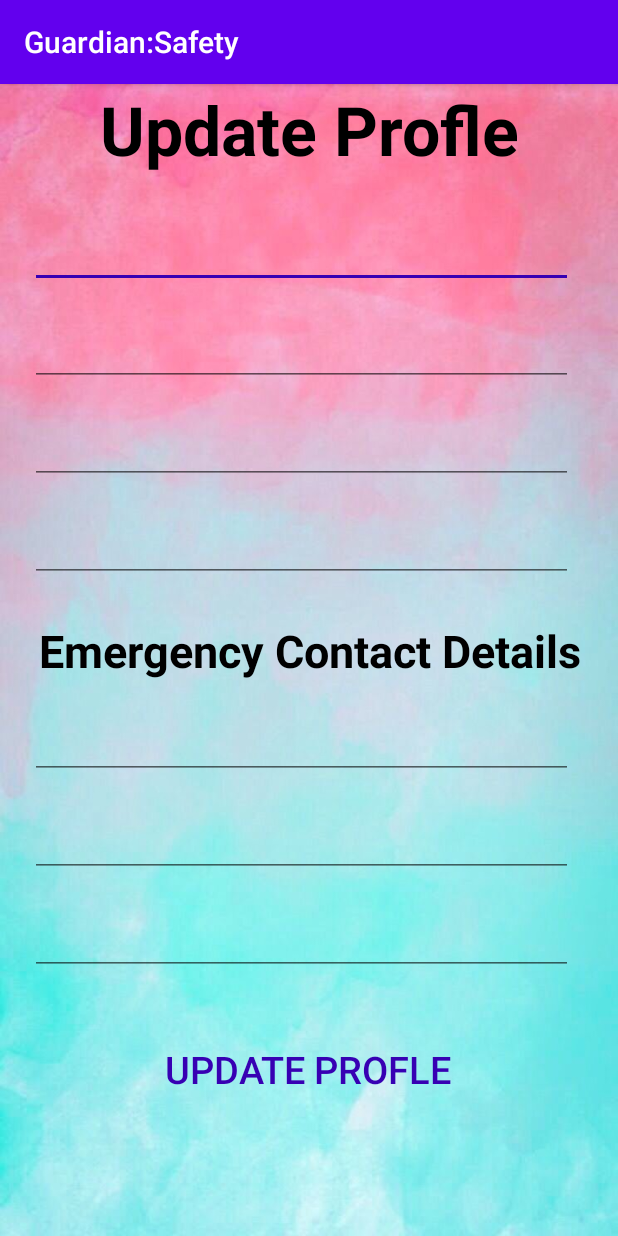
After one commit to vineetdsat/Guardian, an Android app: the Profile screen opened directly, with no data from a screen before it, on a phone screen of 412 x 824 dp. The commit adds this screen. Run offline under Robolectric (Android 15) with nearby library versions, the phone set to English and light mode, and no system bars; our stand-ins replace Firebase (no records; nobody signed in at launch, a user with empty details on screens opened directly).

Commit message:
Profile_Update

```diff
--- a/app/src/main/AndroidManifest.xml
+++ b/app/src/main/AndroidManifest.xml
@@ -18,6 +18,7 @@
         android:roundIcon="@mipmap/ic_launcher_round"
         android:supportsRtl="true"
         android:theme="@style/AppTheme">
+        <activity android:name=".Profile"></activity>
         <activity android:name=".emergencyCall" />
         <activity android:name=".MapActivity" />
 
--- /dev/null
+++ b/app/src/main/java/com/example/guardian/Profile.java
@@ -0,0 +1,104 @@
+package com.example.guardian;
+
+
+import androidx.annotation.Nullable;
+import androidx.appcompat.app.AppCompatActivity;
+
+import android.content.Intent;
+import android.os.Bundle;
+import android.util.Log;
+import android.view.View;
+import android.widget.Button;
+import android.widget.EditText;
+import android.widget.TextView;
+import android.widget.Toast;
+
+import com.google.android.gms.tasks.OnSuccessListener;
+import com.google.firebase.auth.FirebaseAuth;
+import com.google.firebase.firestore.DocumentReference;
+import com.google.firebase.firestore.DocumentSnapshot;
+import com.google.firebase.firestore.EventListener;
+import com.google.firebase.firestore.FirebaseFirestore;
+import com.google.firebase.firestore.FirebaseFirestoreException;
+
+import java.util.HashMap;
+import java.util.Map;
+import java.util.Objects;
+
+public class Profile extends AppCompatActivity {
+    static final String TAG = "YOUR-TAG-NAME";
+    EditText Name,em_Name,Email,Phone,DOB,em_Email,em_Phone;
+    Button Update;
+    TextView Top;
+    FirebaseFirestore fStore;
+    FirebaseAuth fAuth;
+    String userID;
+
+    @Override
+    protected void onCreate(Bundle savedInstanceState) {
+        super.onCreate(savedInstanceState);
+
+        setContentView(R.layout.activity_profile);
+        Name = findViewById(R.id.update_name);
+        em_Name = findViewById(R.id.update_em_name);
+        em_Email = findViewById(R.id.update_em_email);
+        em_Phone = findViewById(R.id.update_em_phone);
+        Email = findViewById(R.id.update_email);
+        Phone = findViewById(R.id.update_phone);
+        DOB = findViewById(R.id.update_dob);
+        Update = findViewById(R.id.bt_update);
+        Top = findViewById(R.id.top_navig);
+
+        fAuth = FirebaseAuth.getInstance();
+        fStore = FirebaseFirestore.getInstance();
+
+        userID = Objects.requireNonNull(fAuth.getCurrentUser()).getUid();
+        DocumentReference documentReference = fStore.collection("users").document(userID);
+        documentReference.addSnapshotListener(this, new EventListener<DocumentSnapshot>() {
+            @Override
+            public void onEvent(@Nullable DocumentSnapshot documentSnapshot, @Nullable FirebaseFirestoreException e) {
+                assert documentSnapshot != null;
+                Name.setText(documentSnapshot.getString("Name"));
+                em_Name.setText(documentSnapshot.getString("Em_Name"));
+                Phone.setText(documentSnapshot.getString("Phone"));
+                Email.setText(documentSnapshot.getString("Email"));
+                DOB.setText(documentSnapshot.getString("D.O.B"));
+                em_Email.setText(documentSnapshot.getString("Em_Email"));
+                em_Phone.setText(documentSnapshot.getString("Em_Phone"));
+            }
+        });
+
+        Update.setOnClickListener(new View.OnClickListener() {
+            @Override
+            public void onClick(View v) {
+                final String email = Email.getText().toString().trim();
+                final String u_em_name = em_Name.getText().toString().trim();
+                final String u_em_email = em_Email.getText().toString().trim();
+                final String u_em_phone = em_Phone.getText().toString().trim();
+                final String name = Name.getText().toString().trim();
+                final String phone = Phone.getText().toString().trim();
+                final String dob = DOB.getText().toString().trim();
+                userID = fAuth.getCurrentUser().getUid();
+                DocumentReference documentReference = fStore.collection("users").document(userID);
+
+
+                Map<String,Object> user = new HashMap<>();
+                user.put("Name",name);
+                user.put("Email",email);
+                user.put("Phone",phone);
+                user.put("D.O.B",dob);
+                user.put("Em_Name",u_em_name);
+                user.put("Em_Email",u_em_email);
+                user.put("Em_Phone",u_em_phone);
+                documentReference.set(user).addOnSuccessListener(new OnSuccessListener<Void>() {
+                    @Override
+                    public void onSuccess(Void aVoid) {
+                        Log.d(TAG,"OnSuccess: User Profile is Updated "+ userID);
+                        Toast.makeText(Profile.this,"Profile Updated",Toast.LENGTH_SHORT).show();
+                    }
+                });
+                startActivity(new Intent(getApplicationContext(),Home.class));
+            }
+        });
+    }
+}
--- /dev/null
+++ b/app/src/main/res/layout/activity_profile.xml
@@ -0,0 +1,103 @@
+<?xml version="1.0" encoding="utf-8"?>
+<LinearLayout xmlns:android="http://schemas.android.com/apk/res/android"
+    xmlns:tools="http://schemas.android.com/tools"
+    android:layout_width="match_parent"
+    android:orientation="vertical"
+    android:background="@drawable/back_8"
+    android:layout_height="match_parent"
+    tools:context=".Profile">
+
+    <TextView
+        android:layout_width="match_parent"
+        android:layout_height="wrap_content"
+        android:textSize="45sp"
+        android:textStyle="bold"
+        android:textColor="#000000"
+        android:text="@string/update_profile"
+        android:id="@+id/top_navig"
+        android:layout_marginBottom="30dp"
+        android:gravity="center"/>
+    <EditText
+        android:layout_width="match_parent"
+        android:layout_height="wrap_content"
+        android:id="@+id/update_name"
+        android:layout_marginEnd="30dp"
+        android:inputType="text"
+        android:layout_marginStart="20dp"
+        android:autofillHints="@string/name" />
+    <EditText
+        android:layout_width="match_parent"
+        android:layout_height="wrap_content"
+        android:id="@+id/update_email"
+        android:layout_marginTop="20dp"
+        android:layout_marginEnd="30dp"
+        android:inputType="textEmailAddress"
+        android:layout_marginStart="20dp"
+        android:autofillHints="@string/email" />
+    <EditText
+        android:layout_width="match_parent"
+        android:layout_marginTop="20dp"
+        android:layout_height="wrap_content"
+        android:id="@+id/update_dob"
+        android:layout_marginEnd="30dp"
+        android:inputType="text"
+        android:layout_marginStart="20dp"
+        android:autofillHints="@string/date_of_birth"/>
+    <EditText
+        android:layout_width="match_parent"
+        android:layout_height="wrap_content"
+        android:layout_marginTop="20dp"
+        android:id="@+id/update_phone"
+        android:layout_marginEnd="30dp"
+        android:layout_marginStart="20dp"
+        android:inputType="phone"
+        android:autofillHints="@string/phone_number" />
+    <TextView
+        android:layout_width="match_parent"
+        android:layout_height="wrap_content"
+        android:text="@string/emergency_contact_details"
+        android:textSize="30sp"
+        android:layout_gravity="center"
+        android:layout_marginTop="25sp"
+        android:textStyle="bold"
+        android:textColor="#000000"
+        android:gravity="center"/>
+    <EditText
+        android:layout_width="match_parent"
+        android:layout_marginTop="20dp"
+        android:layout_height="wrap_content"
+        android:id="@+id/update_em_name"
+        android:layout_marginEnd="30dp"
+        android:layout_marginStart="20dp"
+        android:inputType="text"
+        android:autofillHints="@string/employee_code" />
+    <EditText
+        android:layout_width="match_parent"
+        android:layout_marginTop="20dp"
+        android:layout_height="wrap_content"
+        android:id="@+id/update_em_email"
+        android:layout_marginEnd="30dp"
+        android:layout_marginStart="20dp"
+        android:inputType="textEmailAddress"
+        android:autofillHints="@string/employee_code" />
+    <EditText
+        android:layout_width="match_parent"
+        android:layout_marginTop="20dp"
+        android:layout_height="wrap_content"
+        android:id="@+id/update_em_phone"
+        android:layout_marginEnd="30dp"
+        android:layout_marginStart="20dp"
+        android:inputType="phone"
+        android:autofillHints="@string/employee_code" />
+
+    <Button
+        style="@style/Widget.AppCompat.Button.ButtonBar.AlertDialog"
+        android:layout_width="wrap_content"
+        android:layout_height="wrap_content"
+        android:text="@string/update_profile"
+        android:textSize="25sp"
+        android:id="@+id/bt_update"
+        android:layout_marginTop="35dp"
+        android:layout_gravity="center"/>
+
+</LinearLayout>
--- a/app/src/main/res/values/strings.xml
+++ b/app/src/main/res/values/strings.xml
@@ -48,4 +48,6 @@
     <string name="title">title</string>
     <string name="headlines">Headlines</string>
     <string name="lnk">Links</string>
+    <string name="update_profile">Update Profle</string>
+    <string name="employee_code">em_name</string>
 </resources>
```
Also changed, not shown: app/src/main/java/com/example/guardian/Home.java (+7 -0 lines), app/src/main/java/com/example/guardian/emergencyCall.java (+10 -2 lines), app/src/main/res/layout/activity_register.xml (+7 -23 lines).
